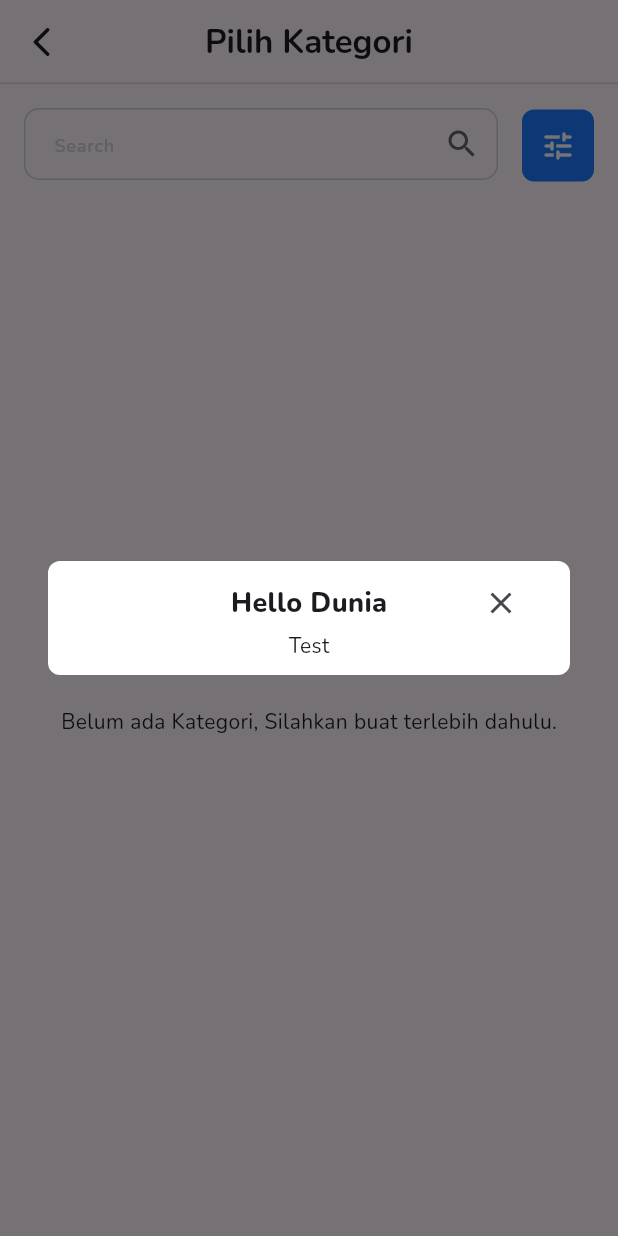
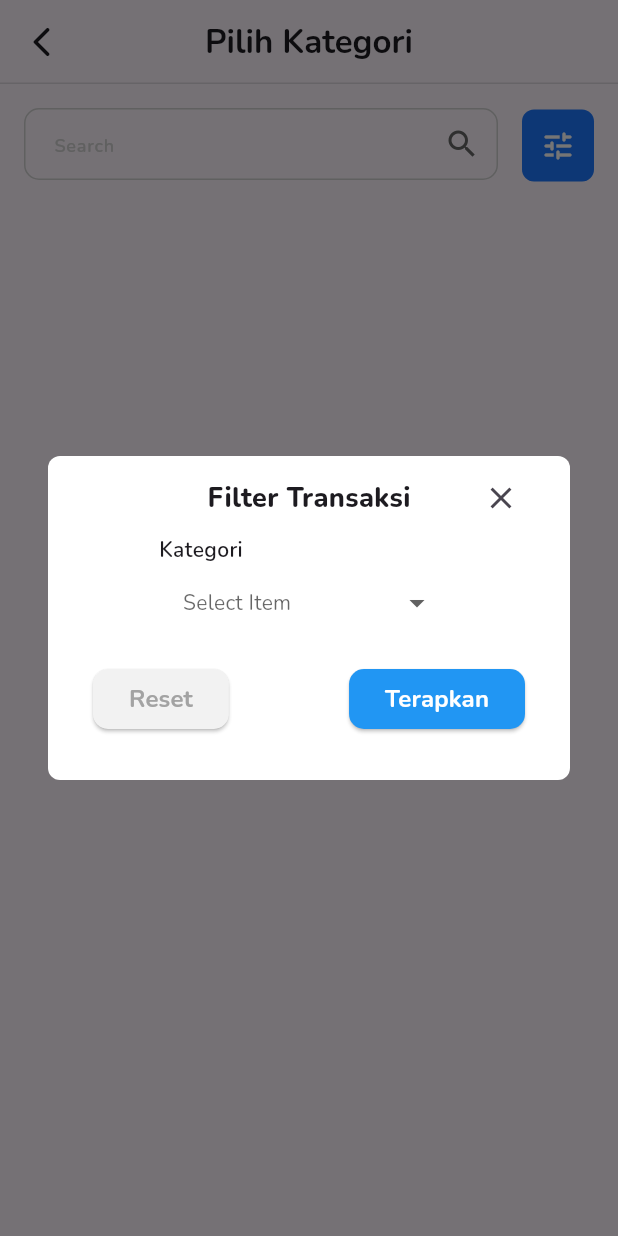
Before and after one commit to Reza1290/budgetin-app, a Flutter app: the SelectCategoryPage screen opened directly, after a tap on the "tune" icon, on a phone screen of 412 x 824 dp. Run offline on Flutter 3.47's test engine with Material 3 defaults, Android fonts, the phone set to English and light mode, and no system bars; drawn by our look-alikes of dropdown_button2; our stand-ins replace drift, flutter_slidable, flutter_svg, sqlite3_flutter_libs; accounts and stored records are empty; generated files the repository leaves out were written again; project files that could hold a hidden picture were left out.

Commit message:
onboarding, maap jak seng filter gurung selesai kui

```diff
--- a/lib/main.dart
+++ b/lib/main.dart
@@ -1,4 +1,5 @@
 import 'package:budgetin/models/database.dart';
+import 'package:budgetin/screens/on_boarding.dart';
 import 'package:budgetin/widgets/bottom_navbar.dart';
 import 'package:flutter/material.dart';
 import 'package:flutter/services.dart';
@@ -26,7 +27,8 @@ class MyApp extends StatelessWidget {
 
     return MaterialApp(
 
-        home: BottomNavbar(),
+        home: OnBoardingScreen1(),
+        // BottomNavbar(),
         theme: ThemeData(
           primarySwatch: Colors.blue,
           fontFamily: 'Nunito',
--- a/lib/widgets/forms/input_money.dart
+++ b/lib/widgets/forms/input_money.dart
@@ -5,11 +5,11 @@ import 'package:flutter/services.dart';
 class InputMoney extends StatelessWidget {
   const InputMoney(
       {super.key,
-      required this.controller,
+       this.controller,
       required this.fontSize,
       this.formKey,
       this.focusNode});
-  final TextEditingController controller;
+  final TextEditingController? controller;
   final FocusNode? focusNode;
   final double fontSize;
   final Key? formKey;
--- a/lib/widgets/forms/input_search.dart
+++ b/lib/widgets/forms/input_search.dart
@@ -4,9 +4,9 @@ import 'package:flutter/material.dart';
 import 'package:flutter/widgets.dart';
 
 class InputSearch extends StatefulWidget {
-  const InputSearch({super.key, required this.controller, this.focusNode});
+  const InputSearch({super.key,  this.controller, this.focusNode});
 
-  final TextEditingController controller;
+  final TextEditingController? controller;
   final FocusNode? focusNode;
 
   @override
--- a/lib/widgets/forms/input_text.dart
+++ b/lib/widgets/forms/input_text.dart
@@ -2,8 +2,8 @@ import 'package:flutter/material.dart';
 
 class InputText extends StatelessWidget {
   const InputText(
-      {super.key, required this.controller, this.hintText, this.focusNode});
-  final TextEditingController controller;
+      {super.key,  this.controller, this.hintText, this.focusNode});
+  final TextEditingController? controller;
   final FocusNode? focusNode;
   final String? hintText;
   @override
--- a/lib/widgets/modal/modal_filter.dart
+++ b/lib/widgets/modal/modal_filter.dart
@@ -1,20 +1,204 @@
 import 'package:budgetin/widgets/modal/budgetin_modal.dart';
 import 'package:budgetin/widgets/reusable/title_modal.dart';
+import 'package:dropdown_button2/dropdown_button2.dart';
 import 'package:flutter/material.dart';
 
-Future<void> showModalFilter(BuildContext context) {
+class FilterDialog extends StatefulWidget {
+  @override
+  _FilterDialogState createState() => _FilterDialogState();
+}
+
+class _FilterDialogState extends State<FilterDialog> {
+  final List<String> items = [
+  'A_Item1',
+  'A_Item2',
+  'A_Item3',
+  'A_Item4',
+  'B_Item1',
+  'B_Item2',
+  'B_Item3',
+  'B_Item4',
+];
+
+  String? selectedValue;
+  late DateTime selectedDate;
+
+  final TextEditingController textEditingController = TextEditingController();
+
+  @override
+  void dispose() {
+    textEditingController.dispose();
+    super.dispose();
+  }
+
+  @override
+  void initState() {
+    super.initState();
+    selectedDate = DateTime.now();
+  }
+
+  @override
+  Widget build(BuildContext context) {
+    return BudgetinModal(
+      title: TitleModal(title: 'Filter Transaksi'),
+      content: SizedBox(
+        child: Column(
+          crossAxisAlignment: CrossAxisAlignment.start,
+          children: [
+            const SizedBox(height: 6.0),
+            const Text(
+              "Kategori",
+              style: TextStyle(fontSize: 14, fontWeight: FontWeight.w600),
+            ),
+            const SizedBox(height: 6.0),
+            DropdownButtonHideUnderline(
+        child: DropdownButton2<String>(
+          isExpanded: true,
+          hint: Text(
+            'Select Item',
+            style: TextStyle(
+              fontSize: 14,
+              color: Theme.of(context).hintColor,
+            ),
+          ),
+          items: items
+              .map((item) => DropdownMenuItem(
+                    value: item,
+                    child: Text(
+                      item,
+                      style: const TextStyle(
+                        fontSize: 14,
+                      ),
+                    ),
+                  ))
+              .toList(),
+          value: selectedValue,
+          onChanged: (value) {
+            setState(() {
+              selectedValue = value;
+            });
+          },
+          buttonStyleData: const ButtonStyleData(
+            padding: EdgeInsets.symmetric(horizontal: 16),
+            height: 40,
+            width: 200,
+          ),
+          dropdownStyleData: const DropdownStyleData(
+            maxHeight: 200,
+          ),
+          menuItemStyleData: const MenuItemStyleData(
+            height: 40,
+          ),
+          dropdownSearchData: DropdownSearchData(
+            searchController: textEditingController,
+            searchInnerWidgetHeight: 50,
+            searchInnerWidget: Container(
+              height: 50,
+              padding: const EdgeInsets.only(
+                top: 8,
+                bottom: 4,
+                right: 8,
+                left: 8,
+              ),
+              child: TextFormField(
+                expands: true,
+                maxLines: null,
+                controller: textEditingController,
+                decoration: InputDecoration(
+                  isDense: true,
+                  contentPadding: const EdgeInsets.symmetric(
+                    horizontal: 10,
+                    vertical: 8,
+                  ),
+                  hintText: 'Search for an item...',
+                  hintStyle: const TextStyle(fontSize: 12),
+                  border: OutlineInputBorder(
+                    borderRadius: BorderRadius.circular(8),
+                  ),
+                ),
+              ),
+            ),
+            searchMatchFn: (item, searchValue) {
+              return item.value.toString().contains(searchValue);
+            },
+          ),
+          //This to clear the search value when you close the menu
+          onMenuStateChange: (isOpen) {
+            if (!isOpen) {
+              textEditingController.clear();
+            }
+          },
+        ),
+      ),
+            // Your Calendar selection code here
+          ],
+        ),
+      ),
+      actions: Container(
+        margin: EdgeInsets.symmetric(vertical: 20),
+        child: Row(
+          mainAxisAlignment: MainAxisAlignment.spaceBetween,
+          children: [
+            ElevatedButton(
+              onPressed: () {
+                setState(() {
+                  selectedValue = null;
+                  selectedDate = DateTime.now();
+                });
+              },
+              style: ButtonStyle(
+                backgroundColor:
+                    MaterialStateProperty.all<Color>(Color(0xffF2F2F2)),
+                shape: MaterialStateProperty.all<RoundedRectangleBorder>(
+                  RoundedRectangleBorder(
+                    borderRadius: BorderRadius.circular(10),
+                    side: BorderSide(color: Colors.transparent),
+                  ),
+                ),
+              ),
+              child: Text(
+                'Reset',
+                style: TextStyle(
+                  fontSize: 16,
+                  fontWeight: FontWeight.w700,
+                  color: Color(0xffA3A3A3),
+                ),
+              ),
+            ),
+            ElevatedButton(
+              onPressed: () {
+                // Apply filter logic here
+              },
+              style: ButtonStyle(
+                backgroundColor: MaterialStateProperty.all<Color>(Colors.blue),
+                shape: MaterialStateProperty.all<RoundedRectangleBorder>(
+                  RoundedRectangleBorder(
+                    borderRadius: BorderRadius.circular(10),
+                    side: BorderSide(color: Colors.transparent),
+                  ),
+                ),
+              ),
+              child: Text(
+                'Terapkan',
+                style: TextStyle(
+                  fontSize: 16,
+                  fontWeight: FontWeight.w700,
+                  color: Colors.white,
+                ),
+              ),
+            )
+          ],
+        ),
+      ),
+    );
+  }
+}
+
+Future<void> showModalFilter(BuildContext context) async {
   return showDialog<void>(
     context: context,
     builder: (BuildContext context) {
-      return BudgetinModal(
-          title: TitleModal(title: 'Hello Dunia'),
-          content: SizedBox(
-            child: Text('Test'),
-          ),
-          actions: Container()
-          // Taruh Disini Untuk Tombolnya
-
-          );
+      return FilterDialog();
     },
   );
 }
--- a/pubspec.yaml
+++ b/pubspec.yaml
@@ -16,6 +16,10 @@ dependencies:
   flutter_slidable: ^3.1.0
   intl: ^0.19.0
   flutter_svg: ^2.0.10+1
+  calendar_date_picker2: ^0.5.6
+  dropdown_search: ^5.0.6
+  dropdown_button2: ^2.3.9
+
 
 
 dev_dependencies:
```
Also changed, not shown: lib/screens/on_boarding.dart (added, +121 -0 lines), lib/widgets/onboarding/button.dart (added, +42 -0 lines), lib/widgets/onboarding/onboarding_content.dart (added, +77 -0 lines), assets/images/onBoarding1.svg (added), assets/images/onBoarding2.svg (added), lib/widgets/reusable/calendar.dart (line endings or trailing spaces), pubspec.lock.
